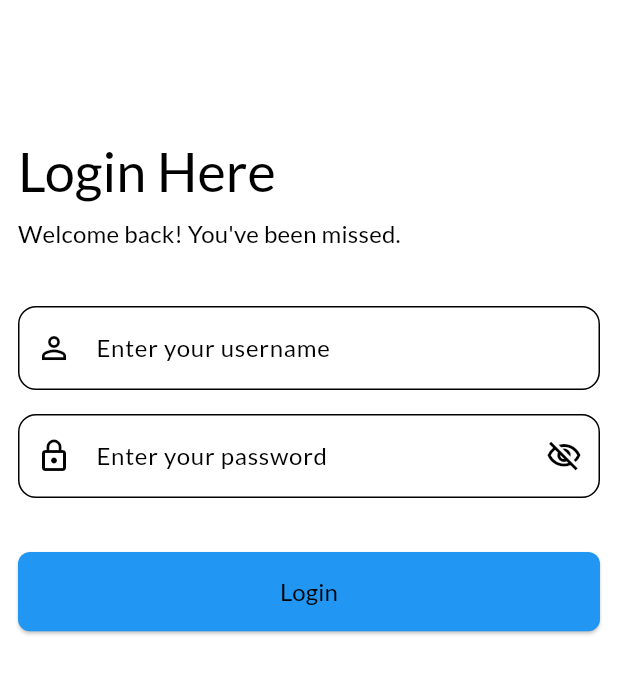
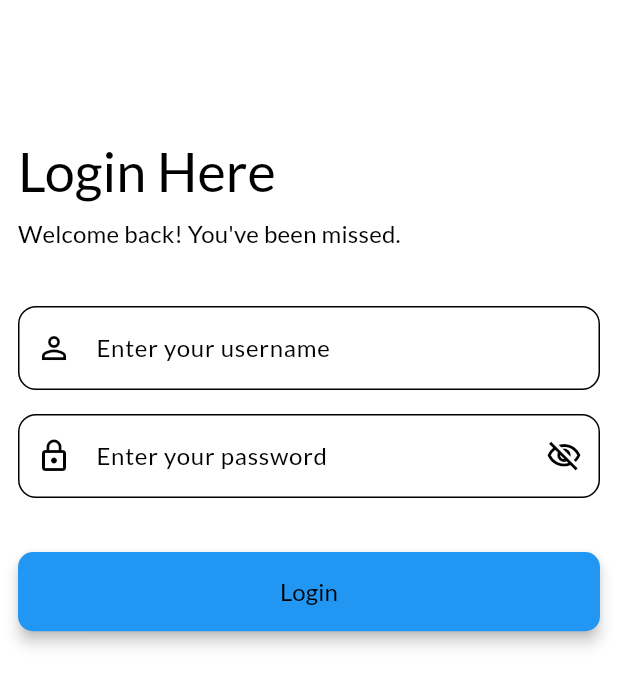
Before and after one commit to sushantebp/sample-project, a Flutter app: the screen it shows after launch, on a phone screen of 412 x 824 dp. Shown: the top 686 px of the screen. Run offline on Flutter 3.47's test engine with Material 3 defaults, Android fonts, the phone set to English and light mode, and no system bars; drawn by our look-alikes of toastification; our stand-ins replace auto_route, bloc, dio, flutter_bloc, flutter_secure_storage, fpdart and 4 more.

```diff
--- a/lib/core/constants/app_exception.dart
+++ /dev/null
@@ -1,39 +0,0 @@
-abstract class AppException implements Exception {
-  final String message;
-  const AppException([this.message = 'An unknown error occurred']);
-}
-
-class LoginException extends AppException {
-  const LoginException([super.message = 'Login failed']);
-}
-
-class AccessTokenException extends AppException {
-  const AccessTokenException([super.message = "Error fetching access token"]);
-}
-
-class UnauthorizedException extends AppException {
-  const UnauthorizedException([super.message = "Unauthorized access"]);
-}
-
-class BadRequestException extends AppException {
-  const BadRequestException([super.message = "Invalid credentials"]);
-}
-
-class ServerException extends AppException {
-  const ServerException([super.message = "Server error"]);
-}
-
-class NetworkException extends AppException {
-  const NetworkException([
-    super.message = "Network error. Please check your internet connection",
-  ]);
-}
-
-class UserFetchException extends AppException {
-  const UserFetchException([super.message = "Error fetching user details"]);
-}
-
-
-class UnknownnException extends AppException {
-  const UnknownnException([super.message = "Unexpected error."]);
-}
--- a/lib/core/core.dart
+++ b/lib/core/core.dart
@@ -2,7 +2,6 @@
 export './constants/api_end_point.dart';
 export './constants/app_constant.dart';
 export './constants/app_image.dart';
-export './constants/app_exception.dart';
 export './constants/app_size.dart';
 export './extensions/build_context_extension.dart';
 export './helpers/token_helper.dart';
@@ -27,3 +26,8 @@ export './constants/app_color.dart';
 
 // Dependency Injection - Service locator setup
 export './di/service_locator.dart';
+
+export './exceptions/dio_app_exception.dart';
+export 'exceptions/app_exception.dart';
+
+export './types/result_type.dart';
--- /dev/null
+++ b/lib/core/types/result_type.dart
@@ -0,0 +1,4 @@
+import 'package:fpdart/fpdart.dart';
+import 'package:sample_project/core/core.dart';
+
+typedef Result<T> = Either<AppException, T>;
--- a/lib/core/widgets/custom_button.dart
+++ b/lib/core/widgets/custom_button.dart
@@ -1,14 +1,15 @@
 import 'package:flutter/material.dart';
-import 'package:sample_project/core/extensions/build_context_extension.dart';
+import 'package:sample_project/core/core.dart';
 
 /// A basic minimal [CustomButton] widget
 /// This [CustomButton] needs further customization and improvement as app grow
 class CustomButton extends StatelessWidget {
-  final VoidCallback onPressed;
+  final VoidCallback? onPressed;
   final String title;
   final Color? backgroundColor;
   final Color? foregroundColor;
   final TextStyle? titleStyle;
+  final bool isLoading;
 
   const CustomButton({
     super.key,
@@ -17,17 +18,38 @@ class CustomButton extends StatelessWidget {
     this.backgroundColor,
     this.foregroundColor,
     this.titleStyle,
+    this.isLoading = false,
   });
 
   @override
   Widget build(BuildContext context) {
     return ElevatedButton(
       style: ElevatedButton.styleFrom(
-        backgroundColor: backgroundColor,
-        foregroundColor: foregroundColor,
+        backgroundColor: backgroundColor ?? context.colorScheme.primary,
+        foregroundColor: foregroundColor ?? context.colorScheme.onPrimary,
+        elevation: isLoading ? 0 : 4,
+        shape: RoundedRectangleBorder(borderRadius: BorderRadius.circular(10)),
+        padding: const EdgeInsets.symmetric(vertical: 14, horizontal: 24),
       ),
+
       onPressed: onPressed,
-      child: Text(title, style: titleStyle ?? context.textTheme.titleMedium),
+      child: AnimatedSwitcher(
+        duration: const Duration(milliseconds: 200),
+        child: isLoading
+            ? Row(
+                mainAxisSize: MainAxisSize.min,
+                children: const [
+                  SizedBox(
+                    width: AppSize.radiusMedium * 2,
+                    height: AppSize.radiusMedium * 2,
+                    child: CircularProgressIndicator(strokeWidth: 2),
+                  ),
+                  SizedBox(width: AppSize.radiusMedium),
+                  Text("Please wait..."),
+                ],
+              )
+            : Text(title, style: titleStyle ?? context.textTheme.titleMedium),
+      ),
     );
   }
 }
--- a/lib/features/bottom-nav-bar/bottom-tabs/profile/domain/repository/profile_repository.dart
+++ b/lib/features/bottom-nav-bar/bottom-tabs/profile/domain/repository/profile_repository.dart
@@ -1,6 +1,7 @@
+import 'package:sample_project/core/core.dart';
 import 'package:sample_project/features/bottom-nav-bar/bottom-tabs/profile/domain/domain.dart';
 
 abstract class ProfileRepository {
   Future<void> logout();
-  Future<UserEntity> fetchUserDetails();
+  Future<Result<UserEntity>> fetchUserDetails();
 }
--- a/lib/features/bottom-nav-bar/bottom-tabs/profile/presentation/bloc/profile_state.dart
+++ b/lib/features/bottom-nav-bar/bottom-tabs/profile/presentation/bloc/profile_state.dart
@@ -7,6 +7,7 @@ abstract class ProfileState with _$ProfileState {
   const factory ProfileState({
     @Default(_emptyUser) UserEntity userEntity,
     @Default(ProfileStatus.initial) ProfileStatus profileStatus,
+    String? errorMessage,
   }) = _ProfileState;
 }
 
--- a/lib/features/login/domain/repository/login_repository.dart
+++ b/lib/features/login/domain/repository/login_repository.dart
@@ -1,5 +1,6 @@
+import 'package:sample_project/core/core.dart';
 import 'package:sample_project/features/login/domain/domain.dart';
 
 abstract class LoginRepository {
-  Future<void> login(LoginRequestEntity loginRequest);
+  Future<Result<LoginResponseEntity>> login(LoginRequestEntity loginRequest);
 }
--- a/lib/features/login/presentation/screen/login_screen.dart
+++ b/lib/features/login/presentation/screen/login_screen.dart
@@ -31,11 +31,6 @@ class LoginScreen extends StatelessWidget {
           }
         },
         builder: (context, state) {
-          final status = state.loginStatus;
-          if (status == LoginStatus.loading) {
-            return const Center(child: CircularProgressIndicator.adaptive());
-          }
-
           return SingleChildScrollView(
             padding: const EdgeInsets.all(AppSize.paddingMedium),
             child: Form(
@@ -84,11 +79,14 @@ class LoginScreen extends StatelessWidget {
                     height: AppSize.spaceLarge * 2.2,
                     child: CustomButton(
                       title: "Login",
-                      onPressed: () {
-                        if (formKey.currentState?.validate() ?? false) {
-                          loginBloc.add(LoginSubmittedEvent());
-                        }
-                      },
+                      isLoading: state.loginStatus == LoginStatus.loading,
+                      onPressed: state.loginStatus == LoginStatus.loading
+                          ? null
+                          : () {
+                              if (formKey.currentState?.validate() ?? false) {
+                                loginBloc.add(LoginSubmittedEvent());
+                              }
+                            },
                     ),
                   ),
                 ],
--- a/pubspec.yaml
+++ b/pubspec.yaml
@@ -46,6 +46,7 @@ dependencies:
   shared_preferences: ^2.5.3
   hydrated_bloc: ^10.1.1
   path_provider: ^2.1.5
+  fpdart: ^1.2.0
 
 dev_dependencies:
   flutter_test:
```
Also changed, not shown: lib/core/exceptions/app_exception.dart (added, +15 -0 lines), lib/core/exceptions/dio_app_exception.dart (added, +91 -0 lines), lib/core/services/dio_client.dart (added, +19 -0 lines), lib/core/services/network_service.dart (+29 -44 lines), lib/features/bottom-nav-bar/bottom-tabs/profile/data/repository/profile_repository_impl.dart (+11 -5 lines), lib/features/bottom-nav-bar/bottom-tabs/profile/presentation/bloc/profile_bloc.dart (+13 -10 lines), lib/features/login/data/repository/login_repository_impl.dart (+12 -10 lines), lib/features/login/presentation/bloc/login_bloc.dart (+17 -32 lines), lib/features/bottom-nav-bar/bottom-tabs/profile/presentation/bloc/profile_bloc.freezed.dart, pubspec.lock, 9 other files.
